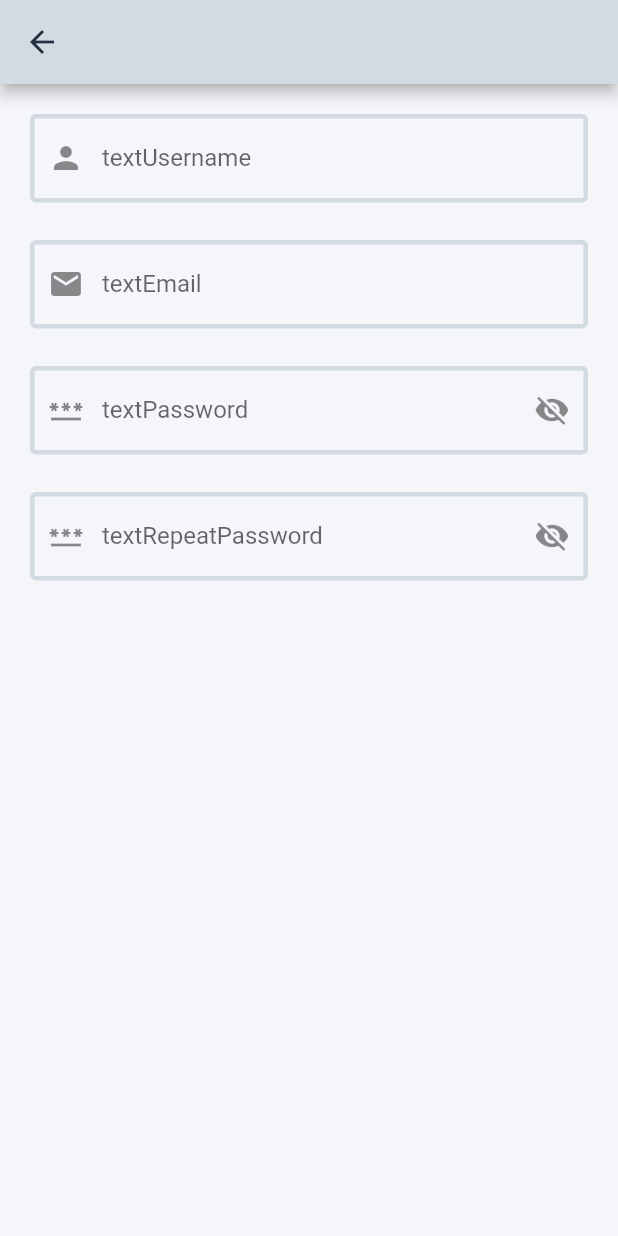
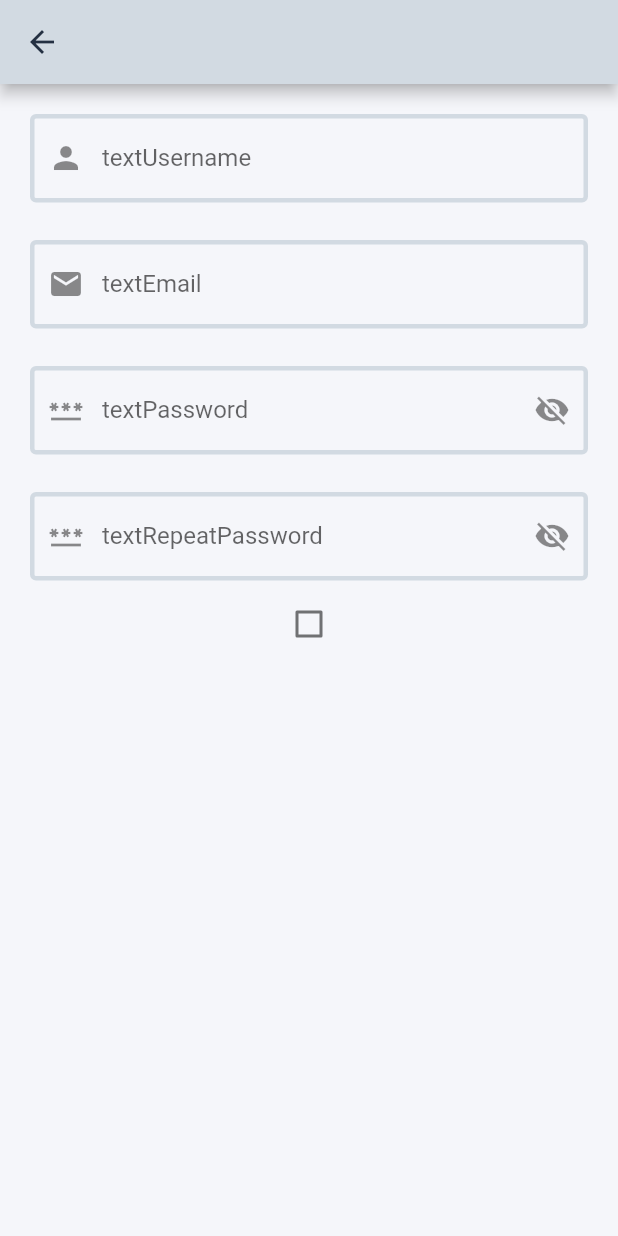
Before and after one commit to Alvaro-Final-Proyect/App, a Flutter app: the CreateUserScreen screen opened by its route, on a phone screen of 412 x 824 dp. Run offline on Flutter 3.47's test engine with Material 2 defaults, Android fonts, the phone set to English and light mode, and no system bars; our stand-ins replace auto_size_text, carousel_slider, dio, easy_splash_screen, file_picker, fluttertoast and 7 more; missing offline and left inert: gender_picker, graphic, icon_badge; accounts and stored records are empty; generated files the repository leaves out were written again; network calls fail.

Commit message:
- refactor

```diff
--- a/lib/screens/company_settings_screen/company_settings_body.dart
+++ b/lib/screens/company_settings_screen/company_settings_body.dart
@@ -1,7 +1,6 @@
 import 'package:flutter/material.dart';
 import 'package:get/get.dart';
 import 'package:padel/screens/company_settings_screen/company_settings_controller.dart';
-import 'package:padel/util/input_validations/number_input_controller.dart';
 
 class CompanySettingsBody extends StatelessWidget {
   CompanySettingsBody({Key? key}) : super(key: key);
--- a/lib/screens/company_settings_screen/company_settings_controller.dart
+++ b/lib/screens/company_settings_screen/company_settings_controller.dart
@@ -2,7 +2,7 @@ import 'package:get/get.dart';
 import 'package:padel/core/retrofit_helper.dart';
 import 'package:padel/domain/company_use_case/update_company_use_case.dart';
 
-import '../../util/input_validations/number_input_controller.dart';
+import '../../util/input_controllers/number_input_controller.dart';
 
 class CompanySettingsController extends GetxController {
   final companySettings = RetrofitHelper.companySettings;
--- a/lib/screens/create_user_screen/create_user_body.dart
+++ b/lib/screens/create_user_screen/create_user_body.dart
@@ -1,7 +1,7 @@
 import 'package:flutter/material.dart';
 import 'package:get/get.dart';
 import 'package:padel/screens/create_user_screen/create_user_controller.dart';
-import 'package:padel/util/input_validations/text_input_controller.dart';
+import 'package:padel/util/input_controllers/text_input_controller.dart';
 
 class CreateUserBody extends StatelessWidget {
   CreateUserBody({Key? key}) : super(key: key);
@@ -13,6 +13,7 @@ class CreateUserBody extends StatelessWidget {
     return SingleChildScrollView(
       child: Column(
         children: [
+          // USERNAME
           Input(
             controller: _createUserController.usernameInputController,
             prefixIcon: const Icon(Icons.person),
@@ -24,6 +25,7 @@ class CreateUserBody extends StatelessWidget {
             },
             label: 'textUsername'.tr,
           ),
+          // EMAIL
           Input(
             controller: _createUserController.emailInputController,
             prefixIcon: const Icon(Icons.email),
@@ -34,6 +36,7 @@ class CreateUserBody extends StatelessWidget {
             },
             label: 'textEmail'.tr,
           ),
+          // PASSWORD
           Obx(() {
             return Input(
               controller: _createUserController.passwordInputController,
@@ -63,6 +66,7 @@ class CreateUserBody extends StatelessWidget {
                   !_createUserController.passwordInputController.isVisible,
             );
           }),
+          // REPEAT PASSWORD
           Obx(() {
             return Input(
               controller: _createUserController.repeatPasswordController,
@@ -91,6 +95,8 @@ class CreateUserBody extends StatelessWidget {
                   !_createUserController.repeatPasswordController.isVisible,
             );
           }),
+          // IS ADMIN
+          Checkbox(value: false, onChanged: (value) {})
         ],
       ),
     );
--- a/lib/util/input_validations/email_input_validation.dart
+++ b/lib/util/input_controllers/email_input_controller.dart
@@ -1,5 +1,5 @@
 import 'package:get/get.dart';
-import 'package:padel/util/input_validations/text_input_controller.dart';
+import 'package:padel/util/input_controllers/text_input_controller.dart';
 
 class EmailInputController extends TextInputController {
   @override
--- a/lib/util/input_validations/number_input_controller.dart
+++ b/lib/util/input_controllers/number_input_controller.dart
@@ -1,4 +1,4 @@
-import 'package:padel/util/input_validations/text_input_controller.dart';
+import 'package:padel/util/input_controllers/text_input_controller.dart';
 
 class NumberInputController extends TextInputController {
   @override
--- a/lib/util/input_validations/password_input_controller.dart
+++ b/lib/util/input_controllers/password_input_controller.dart
@@ -1,6 +1,6 @@
-import 'package:flutter/widgets.dart';
+import 'package:flutter/cupertino.dart';
 import 'package:get/get.dart';
-import 'package:padel/util/input_validations/text_input_controller.dart';
+import 'package:padel/util/input_controllers/text_input_controller.dart';
 
 class PasswordInputController extends TextInputController {
   final _isVisible = false.obs;
--- a/lib/util/input_validations/repeat_password_input_controller.dart
+++ b/lib/util/input_controllers/repeat_password_input_controller.dart
@@ -1,4 +1,4 @@
-import 'package:padel/util/input_validations/password_input_controller.dart';
+import 'package:padel/util/input_controllers/password_input_controller.dart';
 
 class RepeatPasswordInputController extends PasswordInputController {
   @override
--- a/lib/util/input_validations/username_input_controller.dart
+++ b/lib/util/input_controllers/username_input_controller.dart
@@ -1,4 +1,4 @@
-import 'package:padel/util/input_validations/text_input_controller.dart';
+import 'package:padel/util/input_controllers/text_input_controller.dart';
 
 class UsernameInputController extends TextInputController {
   @override
```
Also changed, not shown: lib/screens/create_user_screen/create_user_controller.dart (+4 -4 lines), lib/util/input_controllers/text_input_controller.dart (renamed from lib/util/input_validations/text_input_controller.dart).
